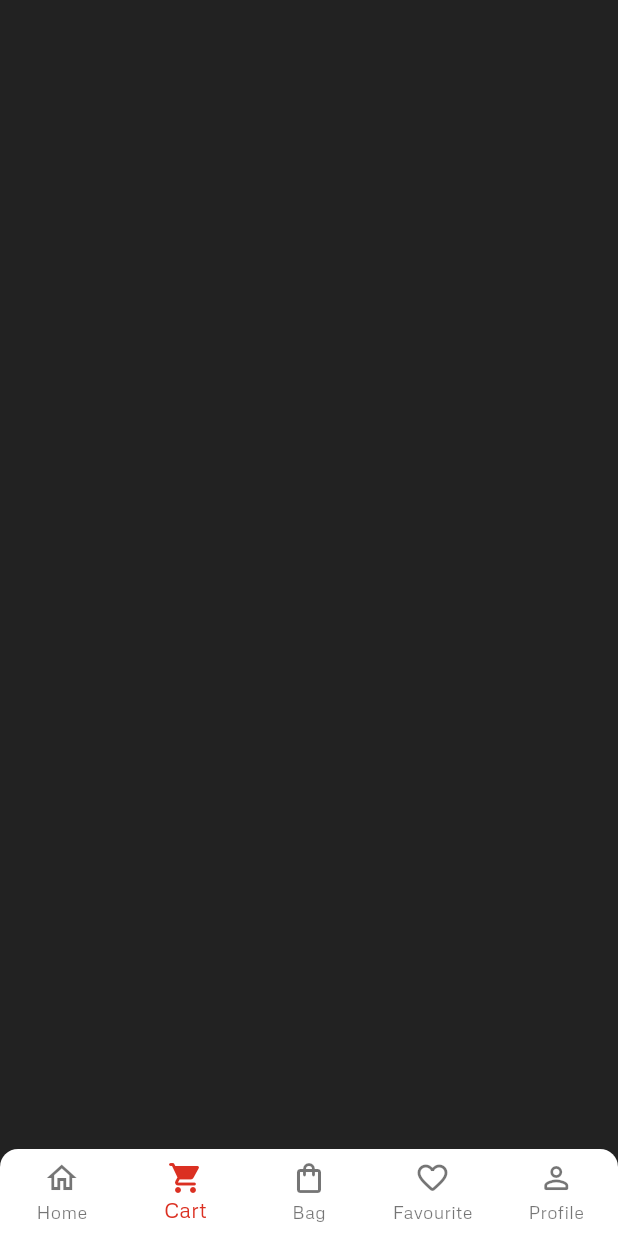
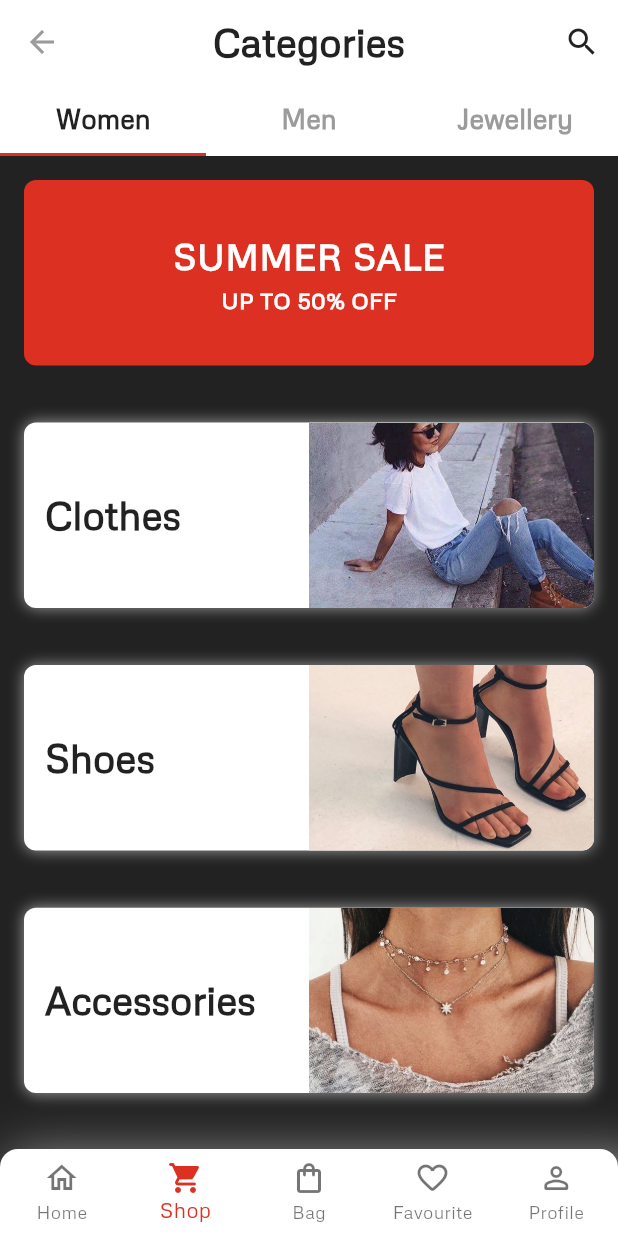
Before and after one commit to ahmedMetwaly/trendify-e-commerce-app, a Flutter app: the HomeScreen screen opened by its route, swiped to page 2, on a phone screen of 412 x 824 dp. Run offline on Flutter 3.47's test engine with Material 3 defaults, Android fonts, the phone set to English and light mode, and no system bars; our stand-ins replace animated_splash_screen, flutter_svg, introduction_screen; network calls fail.

Commit message:
women category view

```diff
--- a/lib/resources/image_manager.dart
+++ b/lib/resources/image_manager.dart
@@ -16,4 +16,10 @@ class ImageManager {
   static const String home2= "${path}home2.png";
   static const String home3 = "${path}home3.png";
   static const String home4 = "${path}home4.jpg";
+
+  // shop
+  static const String clothes = "${path}clothes.png";
+  static const String shoes = "${path}shoes.png";
+  static const String accessories = "${path}accessories.png";
+
 }
--- a/lib/resources/string_manager.dart
+++ b/lib/resources/string_manager.dart
@@ -72,4 +72,23 @@ class StringManager {
   static const String bag = "Bag";
   static const String favourite = "Favourite";
   static const String profile = "Profile";
+
+  static const String shop = "Shop";
+
+// shop screen
+  static const String categories = "Categories";
+
+  static const String women = "Women";
+
+  static const String men = "Men";
+
+  static const String summerSale = "Summer Sale";
+
+  static const String upTo = "Up to 50% off";
+
+  static const String clothes = "Clothes";
+
+  static const String shoes ="Shoes";
+
+  static const String accessories = "Accessories";
 }
--- a/lib/resources/text_manager.dart
+++ b/lib/resources/text_manager.dart
@@ -16,11 +16,10 @@ class FontManager {
   }
 
   static TextStyle getHeadLineLargeStyle() =>
-      _getTextStyle(
-
-        SizeManager.headLineTextSize,
+      _getTextStyle(SizeManager.headLineTextSize,
           fontFamily: "ArchivoBlack",
-          fontWeight: FontWeight.w900, color: ColorsManager.white);
+          fontWeight: FontWeight.w900,
+          color: ColorsManager.white);
 
   static TextStyle getHeadLineStyle() =>
       _getTextStyle(SizeManager.headLineTextSize, fontWeight: FontWeight.w800);
@@ -35,4 +34,7 @@ class FontManager {
 
   static TextStyle getHintTextStyle() =>
       _getTextStyle(SizeManager.bodyTextSize, color: ColorsManager.grey);
+
+  static TextStyle getTabBarStyle() => _getTextStyle(SizeManager.appBarTextSize,
+      color: ColorsManager.black, fontWeight: FontWeight.w700);
 }
--- a/lib/resources/theme_manager.dart
+++ b/lib/resources/theme_manager.dart
@@ -29,6 +29,7 @@ class ThemeManager {
     textTheme: TextTheme(
       headlineLarge: FontManager.getHeadLineLargeStyle(),
       headlineMedium:FontManager.getHeadLineStyle() ,
+      headlineSmall: FontManager.getTabBarStyle(),
       bodyMedium: FontManager.getBodyTextStyle(),
       bodyLarge: FontManager.getBodyLargeTextStyle(),
       bodySmall: FontManager.getHintTextStyle(),
--- a/lib/resources/values_manager.dart
+++ b/lib/resources/values_manager.dart
@@ -61,4 +61,7 @@ class SizeManager {
 
   static const double radiusOfBNB = 12.0;
   static const double elevationOfBNB = 30.0;
+  static const double borderRadius = 8.0;
+
+  static const double categoryHeight = 100.0;
 }
--- a/lib/view/screens/cart/cart.dart
+++ /dev/null
@@ -1,10 +0,0 @@
-import "package:flutter/material.dart";
-
-class Cart extends StatelessWidget {
-  const Cart({super.key});
-
-  @override
-  Widget build(BuildContext context) {
-    return const Center(child: Text("Cart"),);
-  }
-}
--- a/lib/view/screens/home/widgets/productItem.dart
+++ b/lib/view/screens/home/widgets/productItem.dart
@@ -3,7 +3,7 @@ import 'package:shop_app/resources/values_manager.dart';
 import 'package:shop_app/view/components/image_from_network.dart';
 import 'package:shop_app/view/screens/home/widgets/label.dart';
 
-import 'favBtn.dart';
+import '../../../components/favBtn.dart';
 
 class ProductItem extends StatelessWidget {
   const ProductItem(
--- a/lib/view/screens/home_screen/home_screen.dart
+++ b/lib/view/screens/home_screen/home_screen.dart
@@ -2,7 +2,7 @@ import 'package:flutter/material.dart';
 import 'package:shop_app/resources/string_manager.dart';
 import 'package:shop_app/resources/values_manager.dart';
 import '../bag/bag.dart';
-import '../cart/cart.dart';
+import '../shop/shop.dart';
 import '../favourite/favourite.dart';
 import '../home/home.dart';
 import '../profile/profile.dart';
@@ -16,7 +16,7 @@ class HomeScreen extends StatefulWidget {
 
 List<Widget> screens = const [
   Home(),
-  Cart(),
+  Shop(),
   Bag(),
   Favourite(),
   Profile(),
@@ -30,7 +30,7 @@ List<BottomNavigationBarItem> items = const [
   BottomNavigationBarItem(
       activeIcon: Icon(Icons.shopping_cart_rounded),
       icon: Icon(Icons.shopping_cart_outlined),
-      label: StringManager.cart),
+      label: StringManager.shop),
   BottomNavigationBarItem(
       activeIcon: Icon(Icons.shopping_bag_rounded),
       icon: Icon(Icons.shopping_bag_outlined),
@@ -61,7 +61,7 @@ class _HomeScreenState extends State<HomeScreen> {
           ),
           boxShadow: <BoxShadow>[
             BoxShadow(
-              color: Theme.of(context).colorScheme.surface,
+              color: Theme.of(context).colorScheme.outline,
               offset: SizeManager.shadowOffsetBNB,
               spreadRadius: SizeManager.sSpace,
               blurRadius: SizeManager.elevationOfBNB,
--- /dev/null
+++ b/lib/view/screens/shop/shop.dart
@@ -0,0 +1,55 @@
+import "package:flutter/material.dart";
+import "package:shop_app/resources/string_manager.dart";
+import "package:shop_app/view/screens/shop/widgets/jewellery_category.dart";
+import "package:shop_app/view/screens/shop/widgets/men_category.dart";
+import "package:shop_app/view/screens/shop/widgets/women_category.dart";
+
+class Shop extends StatelessWidget {
+  const Shop({super.key});
+
+  @override
+  Widget build(BuildContext context) {
+    return DefaultTabController(
+      length: 3,
+      child: Scaffold(
+        appBar: AppBar(
+          backgroundColor: Theme.of(context).colorScheme.inversePrimary,
+          shadowColor: Theme.of(context).colorScheme.surface,
+          title: Text(
+            StringManager.categories,
+            style: Theme.of(context).textTheme.headlineMedium,
+          ),
+          actions: [
+            IconButton(
+                onPressed: () {},
+                icon: Icon(
+                  Icons.search,
+                  color: Theme.of(context).colorScheme.surface,
+                )),
+          ],
+          bottom: TabBar(
+              labelColor: Theme.of(context).colorScheme.surface,
+              labelStyle: Theme.of(context).textTheme.headlineSmall,
+              indicatorSize: TabBarIndicatorSize.tab,
+              dividerColor: Theme.of(context).colorScheme.inversePrimary,
+              tabs: const [
+                Tab(
+                  text: StringManager.women,
+                ),
+                Tab(
+                  text: StringManager.men,
+                ),
+                Tab(
+                  text: StringManager.jewellery,
+                )
+              ]),
+        ),
+        body: const TabBarView(children: [
+          WomenCategory(),
+          MenCategory(),
+          JewelleryCategory(),
+        ]),
+      ),
+    );
+  }
+}
--- /dev/null
+++ b/lib/view/screens/shop/widgets/jewellery_category.dart
@@ -0,0 +1,18 @@
+import "package:flutter/material.dart";
+
+class JewelleryCategory extends StatelessWidget {
+  const JewelleryCategory({super.key});
+
+  @override
+  Widget build(BuildContext context) {
+    return Column(
+      mainAxisAlignment: MainAxisAlignment.center,
+      crossAxisAlignment: CrossAxisAlignment.center,
+      children: [
+        Center(
+          child: Text("Jewellery"),
+        )
+      ],
+    );
+  }
+}
--- /dev/null
+++ b/lib/view/screens/shop/widgets/men_category.dart
@@ -0,0 +1,18 @@
+import "package:flutter/material.dart";
+
+class MenCategory extends StatelessWidget {
+  const MenCategory({super.key});
+
+  @override
+  Widget build(BuildContext context) {
+    return Column(
+      mainAxisAlignment: MainAxisAlignment.center,
+      crossAxisAlignment: CrossAxisAlignment.center,
+      children: [
+        Center(
+          child: Text("Men"),
+        )
+      ],
+    );
+  }
+}
--- /dev/null
+++ b/lib/view/screens/shop/widgets/section.dart
@@ -0,0 +1,57 @@
+import 'package:flutter/material.dart';
+
+import '../../../../resources/values_manager.dart';
+
+class Section extends StatelessWidget {
+  const Section({
+    super.key,
+    required this.sectionLabel,
+    required this.sectionImagePath,
+  });
+  final String sectionLabel;
+  final String sectionImagePath;
+  @override
+  Widget build(BuildContext context) {
+        final Size size = MediaQuery.of(context).size;
+
+    return Container(
+      height: size.height*.15,
+      decoration: BoxDecoration(
+          color: Theme.of(context).colorScheme.inversePrimary,
+          borderRadius: BorderRadius.circular(SizeManager.borderRadius),
+          boxShadow: [
+            BoxShadow(
+              color: Theme.of(context).colorScheme.outline,
+              blurRadius: SizeManager.sBlurRadius,
+            )
+          ]),
+      child: Row(
+        mainAxisAlignment: MainAxisAlignment.spaceBetween,
+        children: [
+          Expanded(
+            child: Padding(
+              padding: const EdgeInsets.all(PaddingManager.pInternalPadding),
+              child: Text(
+                sectionLabel,
+                maxLines: 1,
+                overflow: TextOverflow.visible,
+                style: Theme.of(context).textTheme.headlineMedium,
+              ),
+            ),
+          ),
+          Expanded(
+            child: ClipRRect(
+              borderRadius: const BorderRadius.only(
+                  topRight: Radius.circular(SizeManager.borderRadius),
+                  bottomRight: Radius.circular(SizeManager.borderRadius)),
+              child: Image.asset(
+                sectionImagePath,
+                fit: BoxFit.cover,
+              ),
+            ),
+          ),
+        ],
+      ),
+    );
+  }
+}
--- /dev/null
+++ b/lib/view/screens/shop/widgets/summer_sale.dart
@@ -0,0 +1,43 @@
+import 'package:flutter/material.dart';
+
+import '../../../../resources/string_manager.dart';
+import '../../../../resources/values_manager.dart';
+
+class SummerSale extends StatelessWidget {
+  const SummerSale({
+    super.key,
+  });
+
+  @override
+  Widget build(BuildContext context) {
+        final Size size = MediaQuery.of(context).size;
+
+    return Container(
+      height: size.height*0.15,
+      decoration: BoxDecoration(
+        borderRadius: BorderRadius.circular(SizeManager.borderRadius),
+        color: Theme.of(context).colorScheme.primary,
+      ),
+      child: Center(
+        child: Column(
+          mainAxisAlignment: MainAxisAlignment.center,
+          children: [
+            Text(
+              StringManager.summerSale.toUpperCase(),
+              style: Theme.of(context)
+                  .textTheme
+                  .bodyLarge!
+                  .copyWith(fontWeight: FontWeight.w900),
+            ),
+            Text(
+              StringManager.upTo.toUpperCase(),
+              style: Theme.of(context).textTheme.bodyMedium!.copyWith(
+                  fontWeight: FontWeight.w700,
+                  color: Theme.of(context).colorScheme.inversePrimary),
+            ),
+          ],
+        ),
+      ),
+    );
+  }
+}
--- /dev/null
+++ b/lib/view/screens/shop/widgets/women_category.dart
@@ -0,0 +1,39 @@
+import "package:flutter/material.dart";
+import "package:shop_app/resources/image_manager.dart";
+import "package:shop_app/resources/string_manager.dart";
+import "package:shop_app/resources/values_manager.dart";
+import "package:shop_app/view/screens/shop/widgets/summer_sale.dart";
+
+import "section.dart";
+
+class WomenCategory extends StatelessWidget {
+  const WomenCategory({super.key});
+
+  @override
+  Widget build(BuildContext context) {
+    final Size size = MediaQuery.of(context).size;
+    return Padding(
+      padding: const EdgeInsets.all(PaddingManager.pMainPadding),
+      child: Column(
+          mainAxisAlignment: MainAxisAlignment.spaceBetween,
+          children:  [
+            SummerSale(),
+            Section(
+              sectionLabel: StringManager.clothes,
+              sectionImagePath: ImageManager.clothes,
+            ),
+            Section(
+              sectionLabel: StringManager.shoes,
+              sectionImagePath: ImageManager.shoes,
+            ),
+            Section(
+              sectionLabel: StringManager.accessories,
+              sectionImagePath: ImageManager.accessories,
+            ),
+            SizedBox(
+              height: size.height * 0.05,
+            ),
+          ]),
+    );
+  }
+}
```
Also changed, not shown: assets/images/accessories.png (added), assets/images/clothes.png (added), assets/images/shoes.png (added), lib/view/components/favBtn.dart (renamed from lib/view/screens/home/widgets/favBtn.dart), lib/view/screens/shop/widgets/partition.dart (added).
